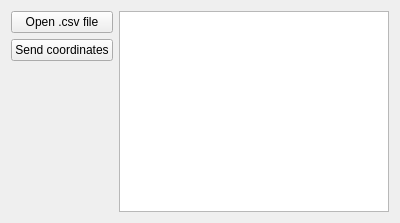
UviDTE-UviSpace/uvispace-main-controller, file uvispace/uvigui/loadfilesinterface.ui: the form before one commit.
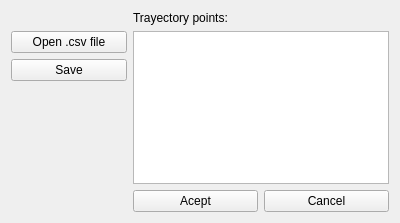
The form after the commit.

Commit message: Logger shows icons, main interface changes

```diff
--- a/uvispace/uvigui/loadfilesinterface.ui
+++ b/uvispace/uvigui/loadfilesinterface.ui
@@ -14,7 +14,10 @@
    <string>Open file</string>
   </property>
   <layout class="QGridLayout" name="gridLayout">
-   <item row="0" column="0">
+   <item row="1" column="1" rowspan="2" colspan="2">
+    <widget class="QTextEdit" name="textEdit"/>
+   </item>
+   <item row="1" column="0">
     <layout class="QVBoxLayout" name="verticalLayout">
      <item>
       <widget class="QPushButton" name="button_openfile">
@@ -26,13 +29,13 @@
      <item>
       <widget class="QPushButton" name="button_send">
        <property name="text">
-        <string>Send coordinates</string>
+        <string>Save</string>
        </property>
       </widget>
      </item>
     </layout>
    </item>
-   <item row="1" column="0">
+   <item row="2" column="0">
     <spacer name="verticalSpacer">
      <property name="orientation">
       <enum>Qt::Vertical</enum>
@@ -45,8 +48,26 @@
      </property>
     </spacer>
    </item>
-   <item row="0" column="1" rowspan="2">
-    <widget class="QTextEdit" name="textEdit"/>
+   <item row="3" column="2">
+    <widget class="QPushButton" name="button_cancel">
+     <property name="text">
+      <string>Cancel</string>
+     </property>
+    </widget>
+   </item>
+   <item row="3" column="1">
+    <widget class="QPushButton" name="button_acept">
+     <property name="text">
+      <string>Acept</string>
+     </property>
+    </widget>
+   </item>
+   <item row="0" column="1">
+    <widget class="QLabel" name="label">
+     <property name="text">
+      <string>Trayectory points:</string>
+     </property>
+    </widget>
    </item>
   </layout>
  </widget>
```
Left out of the diff: 2 changed lines with no effect on the pictures. The commit also changes 7 other files.
